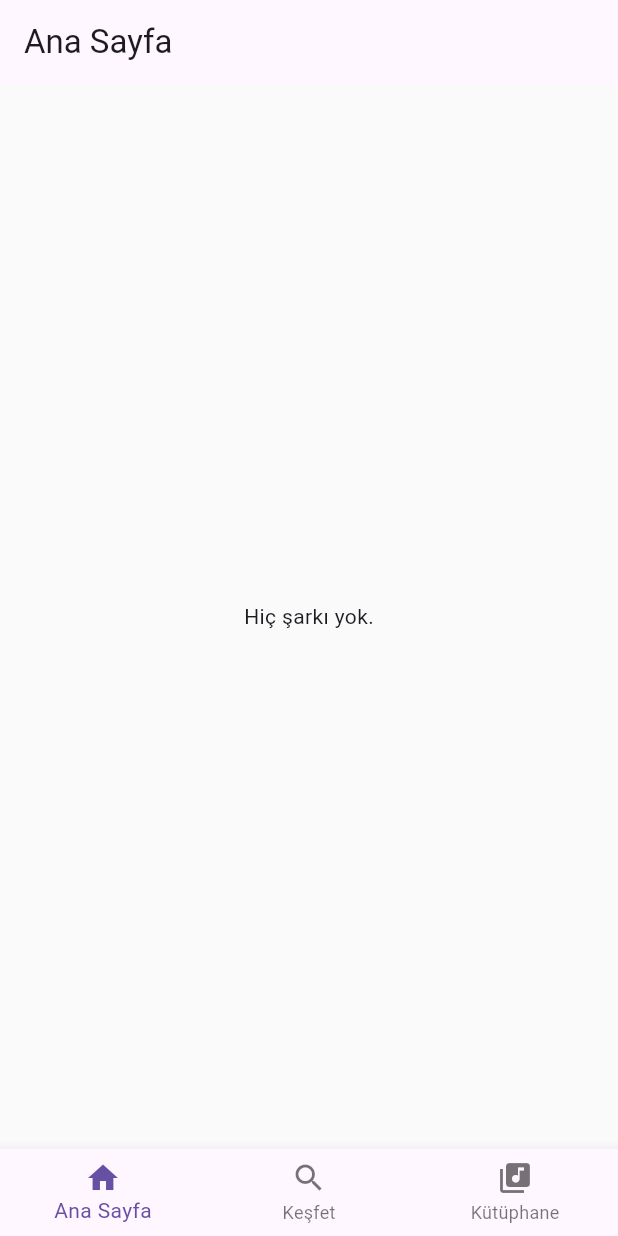
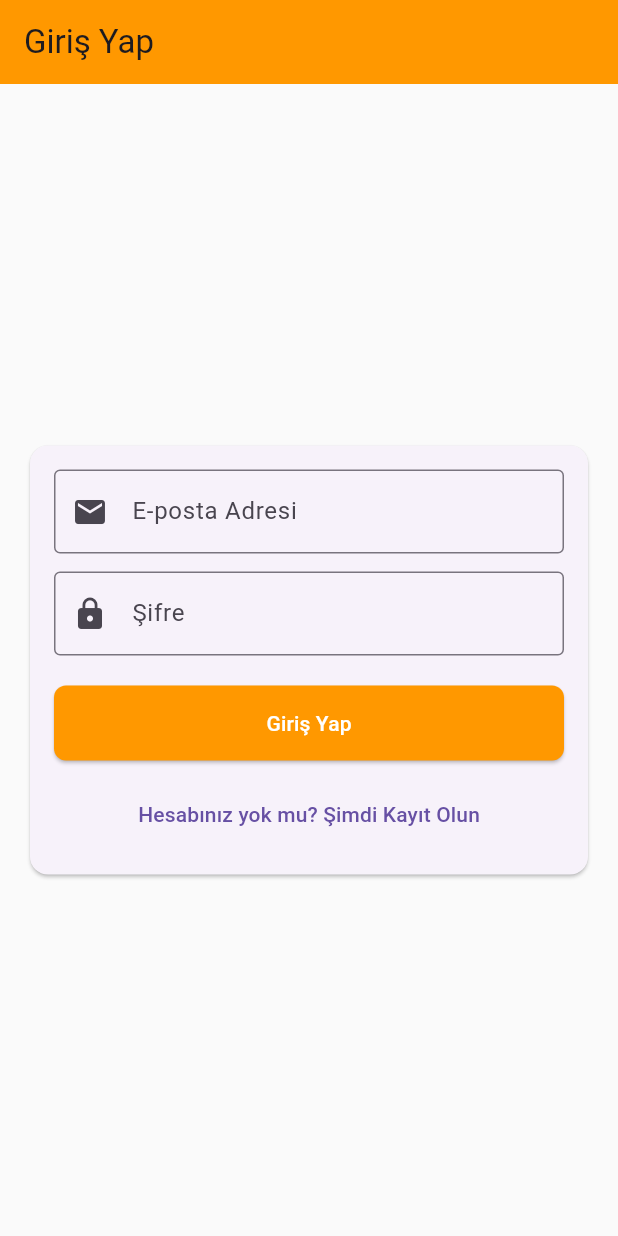
Before and after one commit to batuhanyeniocak/Echowolke, a Flutter app: the screen it shows after launch, on a phone screen of 412 x 824 dp. Run offline on Flutter 3.47's test engine with Material 3 defaults, Android fonts, the phone set to English and light mode, and no system bars; our stand-ins replace cached_network_image, cloud_firestore, file_picker, firebase_auth, firebase_core, firebase_storage and 1 more; accounts and stored records are empty.

Commit message:
login ve register sistemi eklendi
login register eklendi
uygulamaya giris yapmak icin login veya register zorunlu
library kismindan cikis yapiliyor

```diff
--- a/lib/main.dart
+++ b/lib/main.dart
@@ -5,6 +5,10 @@ import 'screens/search_screen.dart';
 import 'screens/library_screen.dart';
 import 'package:firebase_core/firebase_core.dart';
 import 'firebase_options.dart';
+import 'package:firebase_auth/firebase_auth.dart';
+import 'package:provider/provider.dart';
+import 'package:flutter_app/services/firebase_service.dart';
+import 'package:flutter_app/screens/auth_screen.dart';
 
 void main() async {
   WidgetsFlutterBinding.ensureInitialized();
@@ -19,7 +23,12 @@ void main() async {
     print("TracksData yüklenirken hata: $e");
   }
 
-  runApp(const MyApp());
+  runApp(
+    Provider<FirebaseService>(
+      create: (context) => FirebaseService(),
+      child: const MyApp(),
+    ),
+  );
 }
 
 class MyApp extends StatelessWidget {
@@ -34,7 +43,24 @@ class MyApp extends StatelessWidget {
         scaffoldBackgroundColor: Colors.grey[50],
         fontFamily: 'Roboto',
       ),
-      home: const MainScreen(),
+      home: StreamBuilder<User?>(
+        stream: FirebaseAuth.instance.authStateChanges(),
+        builder: (context, snapshot) {
+          if (snapshot.connectionState == ConnectionState.waiting) {
+            return const Scaffold(
+              body: Center(
+                child: CircularProgressIndicator(),
+              ),
+            );
+          }
+          if (snapshot.hasData && snapshot.data != null) {
+            print('Kullanıcı giriş yaptı: ${snapshot.data!.email}');
+            return const MainScreen();
+          }
+          print('Kullanıcı giriş yapmadı.');
+          return const AuthScreen();
+        },
+      ),
       debugShowCheckedModeBanner: false,
     );
   }
--- /dev/null
+++ b/lib/screens/auth_screen.dart
@@ -0,0 +1,186 @@
+import 'package:cloud_firestore/cloud_firestore.dart';
+import 'package:flutter/material.dart';
+import 'package:flutter_app/services/firebase_service.dart';
+
+class AuthScreen extends StatefulWidget {
+  const AuthScreen({Key? key}) : super(key: key);
+
+  @override
+  State<AuthScreen> createState() => _AuthScreenState();
+}
+
+class _AuthScreenState extends State<AuthScreen> {
+  final _formKey = GlobalKey<FormState>();
+  final TextEditingController _emailController = TextEditingController();
+  final TextEditingController _passwordController = TextEditingController();
+  final FirebaseService _firebaseService = FirebaseService();
+
+  bool _isLogin = true;
+  bool _isLoading = false;
+
+  void _submitAuthForm() async {
+    if (!_formKey.currentState!.validate()) {
+      return;
+    }
+    _formKey.currentState!.save();
+
+    setState(() {
+      _isLoading = true;
+    });
+
+    String message = '';
+
+    try {
+      if (_isLogin) {
+        // Giriş yap
+        await _firebaseService.signInWithEmailAndPassword(
+          _emailController.text.trim(),
+          _passwordController.text.trim(),
+        );
+        message = 'Giriş başarılı!';
+      } else {
+        // Kayıt ol
+        await _firebaseService.registerWithEmailAndPassword(
+          _emailController.text.trim(),
+          _passwordController.text.trim(),
+        );
+        message = 'Kayıt başarılı!';
+      }
+      ScaffoldMessenger.of(context).showSnackBar(
+        SnackBar(content: Text(message)),
+      );
+    } on Exception catch (error) {
+      String errorMessage = 'Bir hata oluştu. Lütfen tekrar deneyin.';
+      if (error is FirebaseException) {
+        switch (error.code) {
+          case 'email-already-in-use':
+            errorMessage = 'Bu e-posta adresi zaten kullanılıyor.';
+            break;
+          case 'invalid-email':
+            errorMessage = 'Geçersiz e-posta adresi.';
+            break;
+          case 'weak-password':
+            errorMessage = 'Şifre çok zayıf.';
+            break;
+          case 'user-not-found':
+          case 'wrong-password':
+            errorMessage = 'Geçersiz e-posta veya şifre.';
+            break;
+          case 'network-request-failed':
+            errorMessage = 'İnternet bağlantınızı kontrol edin.';
+            break;
+          default:
+            errorMessage = error.message ?? errorMessage;
+        }
+      }
+      ScaffoldMessenger.of(context).showSnackBar(
+        SnackBar(content: Text(errorMessage), backgroundColor: Colors.red),
+      );
+      print('Kimlik doğrulama hatası: $error');
+    } finally {
+      setState(() {
+        _isLoading = false;
+      });
+    }
+  }
+
+  @override
+  void dispose() {
+    _emailController.dispose();
+    _passwordController.dispose();
+    super.dispose();
+  }
+
+  @override
+  Widget build(BuildContext context) {
+    return Scaffold(
+      appBar: AppBar(
+        title: Text(_isLogin ? 'Giriş Yap' : 'Kayıt Ol'),
+        backgroundColor: Colors.orange,
+      ),
+      body: Center(
+        child: Card(
+          margin: const EdgeInsets.all(20),
+          child: SingleChildScrollView(
+            padding: const EdgeInsets.all(16),
+            child: Form(
+              key: _formKey,
+              child: Column(
+                mainAxisSize: MainAxisSize.min,
+                children: [
+                  TextFormField(
+                    key: const ValueKey('email'),
+                    controller: _emailController,
+                    keyboardType: TextInputType.emailAddress,
+                    decoration: const InputDecoration(
+                      labelText: 'E-posta Adresi',
+                      prefixIcon: Icon(Icons.email),
+                      border: OutlineInputBorder(),
+                    ),
+                    validator: (value) {
+                      if (value == null ||
+                          value.isEmpty ||
+                          !value.contains('@')) {
+                        return 'Geçerli bir e-posta adresi girin.';
+                      }
+                      return null;
+                    },
+                  ),
+                  const SizedBox(height: 12),
+                  TextFormField(
+                    key: const ValueKey('password'),
+                    controller: _passwordController,
+                    obscureText: true,
+                    decoration: const InputDecoration(
+                      labelText: 'Şifre',
+                      prefixIcon: Icon(Icons.lock),
+                      border: OutlineInputBorder(),
+                    ),
+                    validator: (value) {
+                      if (value == null || value.isEmpty || value.length < 6) {
+                        return 'Şifre en az 6 karakter olmalı.';
+                      }
+                      return null;
+                    },
+                  ),
+                  const SizedBox(height: 20),
+                  if (_isLoading) const CircularProgressIndicator(),
+                  if (!_isLoading)
+                    ElevatedButton(
+                      onPressed: _submitAuthForm,
+                      style: ElevatedButton.styleFrom(
+                        backgroundColor: Colors.orange,
+                        foregroundColor: Colors.white,
+                        minimumSize: const Size.fromHeight(50),
+                        shape: RoundedRectangleBorder(
+                          borderRadius: BorderRadius.circular(8),
+                        ),
+                      ),
+                      child: Text(_isLogin ? 'Giriş Yap' : 'Kayıt Ol'),
+                    ),
+                  const SizedBox(height: 12),
+                  if (!_isLoading)
+                    TextButton(
+                      onPressed: () {
+                        setState(() {
+                          _isLogin = !_isLogin;
+                        });
+                      },
+                      style: TextButton.styleFrom(
+                        foregroundColor: Theme.of(context).primaryColor,
+                      ),
+                      child: Text(
+                        _isLogin
+                            ? 'Hesabınız yok mu? Şimdi Kayıt Olun'
+                            : 'Zaten bir hesabınız var mı? Giriş Yapın',
+                      ),
+                    ),
+                ],
+              ),
+            ),
+          ),
+        ),
+      ),
+    );
+  }
+}
--- a/pubspec.yaml
+++ b/pubspec.yaml
@@ -38,6 +38,7 @@ dependencies:
   path_provider: ^2.1.2
   permission_handler: ^11.1.0
   flutter_easyloading: ^3.0.5
+  firebase_auth: ^4.20.0
 
 dev_dependencies:
   flutter_test:
```
Also changed, not shown: lib/screens/library_screen.dart (+74 -0 lines), lib/services/firebase_service.dart (+60 -2 lines), lib/firebase_options.dart, pubspec.lock, 3 other files.
